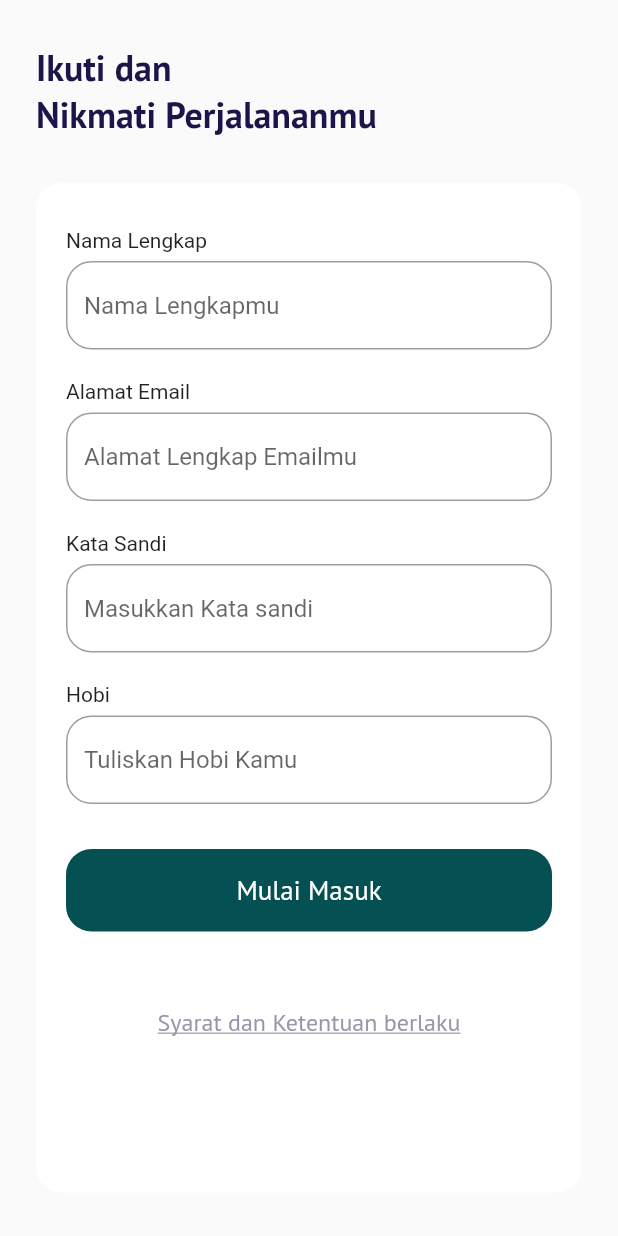
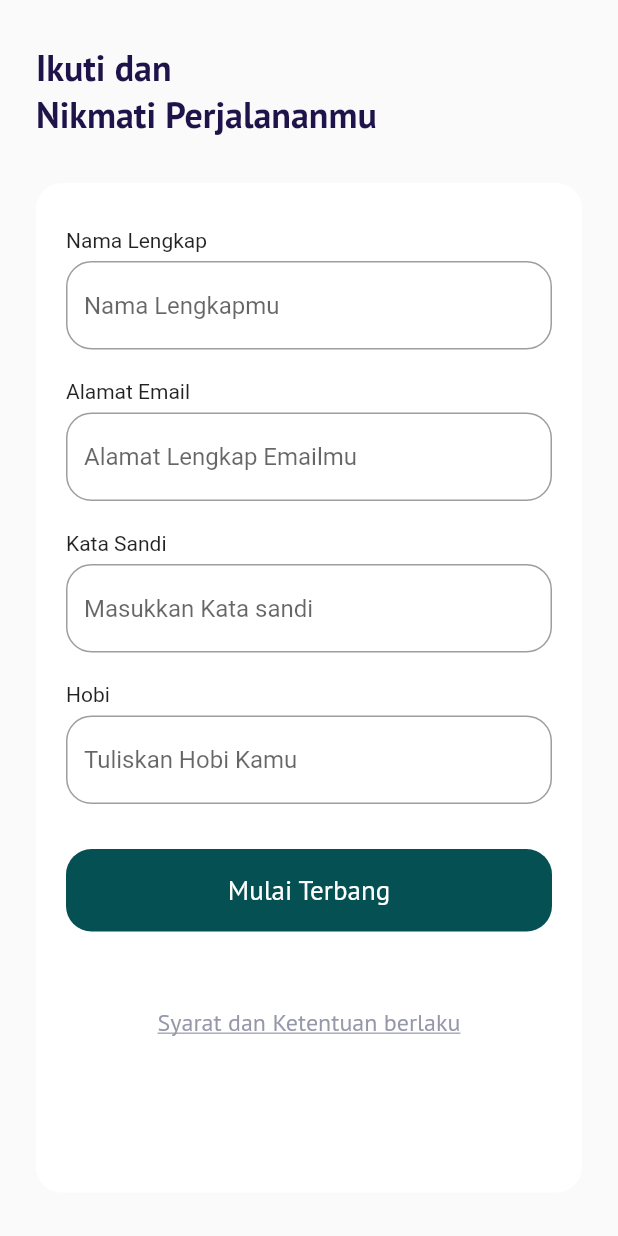
Before and after one commit to fredibagus12/terbangin-apps, a Flutter app: the screen it shows after launch, after a tap on "Mulai Terbang", on a phone screen of 412 x 824 dp. Run offline on Flutter 3.47's test engine with Material 2 defaults, Android fonts, the phone set to English and light mode, and no system bars; our stand-ins replace google_fonts.

Commit message:
Membuat Custom Button

```diff
--- a/terbangin/lib/ui/pages/bonus_page.dart
+++ b/terbangin/lib/ui/pages/bonus_page.dart
@@ -1,5 +1,6 @@
 import 'package:flutter/material.dart';
 import 'package:terbangin/shared/theme.dart';
+import 'package:terbangin/ui/widget/custom_button.dart';
 
 class BonusPage extends StatelessWidget {
   const BonusPage({Key? key}) : super(key: key);
@@ -131,28 +132,15 @@ class BonusPage extends StatelessWidget {
     }
 
     Widget startButton() {
-      return Container(
-          width: 220,
-          height: 55,
-          margin: const EdgeInsets.only(top: 50),
-          child: TextButton(
-            onPressed: () {
-              Navigator.pushNamed(context, '/main');
-            },
-            style: TextButton.styleFrom(
-              backgroundColor: kPrimaryColor,
-              shape: RoundedRectangleBorder(
-                borderRadius: BorderRadius.circular(
-                  defaultRadius,
-                ),
-              ),
-            ),
-            child: Text('Mulai Terbang Sekarang',
-                style: whiteTextStyle.copyWith(
-                  fontSize: 18,
-                  fontWeight: medium,
-                )),
-          ));
+      return CustomButton(
+        width: 220,
+        title: 'Mulai Terbang',
+        // ignore: prefer_const_constructors
+        margin: EdgeInsets.only(top: 50),
+        onPressed: () {
+          Navigator.pushNamed(context, '/main');
+        },
+      );
     }
 
     // ignore: prefer_const_constructors
--- a/terbangin/lib/ui/pages/get_started.dart
+++ b/terbangin/lib/ui/pages/get_started.dart
@@ -3,6 +3,7 @@
 import 'package:flutter/material.dart';
 // ignore: unused_import
 import 'package:terbangin/shared/theme.dart';
+import 'package:terbangin/ui/widget/custom_button.dart';
 
 class GetStartedPage extends StatelessWidget {
   const GetStartedPage({Key? key}) : super(key: key);
@@ -45,31 +46,16 @@ class GetStartedPage extends StatelessWidget {
                   ),
                   textAlign: TextAlign.center,
                 ),
-                Container(
+                CustomButton(
+                  title: 'Mulai terbang',
                   width: 220,
-                  height: 55,
                   margin: EdgeInsets.only(
                     top: 50,
                     bottom: 80,
                   ),
-                  child: TextButton(
-                    onPressed: () {
-                      Navigator.popAndPushNamed(context, '/sign-up');
-                    },
-                    style: TextButton.styleFrom(
-                      backgroundColor: kPrimaryColor,
-                      shape: RoundedRectangleBorder(
-                        borderRadius: BorderRadius.circular(defaultRadius),
-                      ),
-                    ),
-                    child: Text(
-                      'Mulai Terbang',
-                      style: whiteTextStyle.copyWith(
-                        fontSize: 18,
-                        fontWeight: medium,
-                      ),
-                    ),
-                  ),
+                  onPressed: () {
+                    Navigator.pushNamed(context, '/sign-up');
+                  },
                 ),
               ],
             ),
--- a/terbangin/lib/ui/pages/sign_up_page.dart
+++ b/terbangin/lib/ui/pages/sign_up_page.dart
@@ -2,6 +2,7 @@
 
 import 'package:flutter/material.dart';
 import 'package:terbangin/shared/theme.dart';
+import 'package:terbangin/ui/widget/custom_button.dart';
 
 class SignUpPage extends StatelessWidget {
   const SignUpPage({Key? key}) : super(key: key);
@@ -184,29 +185,11 @@ class SignUpPage extends StatelessWidget {
 
       Widget submitButton() {
         // ignore: sized_box_for_whitespace
-        return Container(
-          width: double.infinity,
-          height: 55,
-          child: TextButton(
-            onPressed: () {
-              Navigator.popAndPushNamed(context, '/bonus');
-            },
-            style: TextButton.styleFrom(
-              backgroundColor: kPrimaryColor,
-              shape: RoundedRectangleBorder(
-                borderRadius: BorderRadius.circular(
-                  defaultRadius,
-                ),
-              ),
-            ),
-            child: Text(
-              'Mulai Masuk',
-              style: whiteTextStyle.copyWith(
-                fontSize: 18,
-                fontWeight: medium,
-              ),
-            ),
-          ),
+        return CustomButton(
+          title: 'mulai terbang Skarang',
+          onPressed: () {
+            Navigator.pushNamed(context, '/bonus');
+          },
         );
       }
 
--- /dev/null
+++ b/terbangin/lib/ui/widget/custom_button.dart
@@ -0,0 +1,43 @@
+import 'package:flutter/material.dart';
+import 'package:terbangin/shared/theme.dart';
+
+class CustomButton extends StatelessWidget {
+  final String title;
+  final double width;
+  final Function() onPressed;
+  final EdgeInsets margin;
+
+  const CustomButton(
+      {Key? key,
+      required this.title,
+      this.width = double.infinity,
+      required this.onPressed,
+      this.margin = EdgeInsets.zero})
+      : super(key: key);
+
+  @override
+  Widget build(BuildContext context) {
+    return Container(
+      width: width,
+      height: 55,
+      // ignore: prefer_const_constructors
+      margin: margin,
+      child: TextButton(
+        onPressed: onPressed,
+        style: TextButton.styleFrom(
+          backgroundColor: kPrimaryColor,
+          shape: RoundedRectangleBorder(
+            borderRadius: BorderRadius.circular(defaultRadius),
+          ),
+        ),
+        child: Text(
+          'Mulai Terbang',
+          style: whiteTextStyle.copyWith(
+            fontSize: 18,
+            fontWeight: medium,
+          ),
+        ),
+      ),
+    );
+  }
+}
```
